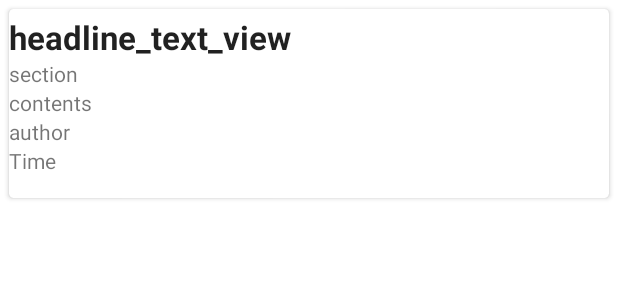
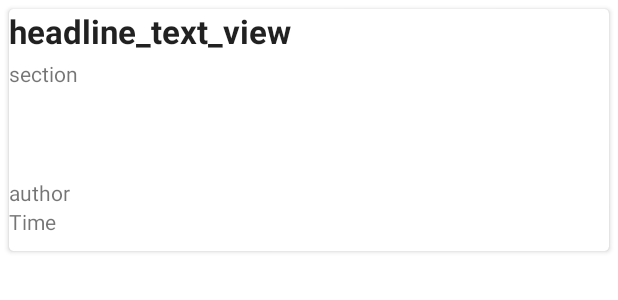
Before and after one commit to loxinchi/News_App, an Android app: the layout news_card.xml on its own in the app's theme, with its tools: preview values and no code run, on a phone screen of 412 x 824 dp. Shown: the top 300 px of the screen. Run offline under Robolectric (Android 15) with nearby library versions, the phone set to English and light mode, and no system bars.

Commit message:
delete new contents from layout, API auery and Viewholder, modify display image LoadImageFromWebOperations()

```diff
--- a/app/src/main/java/com/example/android/newsapp/Fragment/BusinessFragment.java
+++ b/app/src/main/java/com/example/android/newsapp/Fragment/BusinessFragment.java
@@ -99,13 +99,11 @@ public class BusinessFragment extends Fragment
         uriBuilder.appendQueryParameter("section", "business");
         uriBuilder.appendQueryParameter("format", "json");
         uriBuilder.appendQueryParameter("from-date", "2021-01-01");
-        uriBuilder.appendQueryParameter("show-fields", "headline,trailText,byline,firstPublicationDate,thumbnail");
+        uriBuilder.appendQueryParameter("show-fields", "headline, byline,firstPublicationDate,thumbnail");
         uriBuilder.appendQueryParameter("orderby", "relevance");
         uriBuilder.appendQueryParameter("api-key", "test");
-        Log.d(LOG_TAG, "~~~~~~~~~~~~~~~~~~~~~~~~uriBuilder~~~~~~~~~~~~~~~~~~" + uriBuilder.toString());
 
         // Return the completed uri
-        // `http://earthquake.usgs.gov/fdsnws/event/1/query?format=geojson&limit=10&minmag=minMagnitude&orderby=time
         return new NewsLoader(getActivity(), uriBuilder.toString());
     }
 
@@ -113,8 +111,6 @@ public class BusinessFragment extends Fragment
     public void onLoadFinished(@NonNull Loader<List<News>> loader, List<News> newsInfo) {
         // Clear the adapter of previous clear data
         mAdapter.clearAll();
-        // If there is a valid list of {@link Earthquake}s, then add them to the adapter's
-        // data set. This will trigger the ListView to update.
         if (newsInfo != null && !newsInfo.isEmpty()) {
             mAdapter.addAll(newsInfo);// Can be comment out when testing setEmptyView()
         }
--- a/app/src/main/java/com/example/android/newsapp/Fragment/SportFragment.java
+++ b/app/src/main/java/com/example/android/newsapp/Fragment/SportFragment.java
@@ -102,7 +102,6 @@ public class SportFragment extends Fragment
         uriBuilder.appendQueryParameter("show-fields", "headline,trailText,byline,firstPublicationDate,thumbnail");
         uriBuilder.appendQueryParameter("orderby", "relevance");
         uriBuilder.appendQueryParameter("api-key", "test");
-        Log.d(LOG_TAG, "~~~~~~~~~~~~~~~~~~~~~~~~uriBuilder~~~~~~~~~~~~~~~~~~" + uriBuilder.toString());
 
         // Return the completed uri
         // `http://earthquake.usgs.gov/fdsnws/event/1/query?format=geojson&limit=10&minmag=minMagnitude&orderby=time
--- a/app/src/main/java/com/example/android/newsapp/Fragment/TechnologyFragment.java
+++ b/app/src/main/java/com/example/android/newsapp/Fragment/TechnologyFragment.java
@@ -102,10 +102,8 @@ public class TechnologyFragment extends Fragment
         uriBuilder.appendQueryParameter("show-fields", "headline,trailText,byline,firstPublicationDate,thumbnail");
         uriBuilder.appendQueryParameter("orderby", "relevance");
         uriBuilder.appendQueryParameter("api-key", "test");
-        Log.d(LOG_TAG, "~~~~~~~~~~~~~~~~~~~~~~~~uriBuilder~~~~~~~~~~~~~~~~~~" + uriBuilder.toString());
 
         // Return the completed uri
-        // `http://earthquake.usgs.gov/fdsnws/event/1/query?format=geojson&limit=10&minmag=minMagnitude&orderby=time
         return new NewsLoader(getActivity(), uriBuilder.toString());
     }
 
--- a/app/src/main/java/com/example/android/newsapp/Fragment/WorldFragment.java
+++ b/app/src/main/java/com/example/android/newsapp/Fragment/WorldFragment.java
@@ -1,7 +1,6 @@
 package com.example.android.newsapp.Fragment;
 
 import android.content.Context;
-import android.content.Intent;
 import android.net.ConnectivityManager;
 import android.net.NetworkInfo;
 import android.net.Uri;
@@ -106,10 +105,8 @@ public class WorldFragment extends Fragment
         uriBuilder.appendQueryParameter("show-fields", "headline,trailText,byline,firstPublicationDate,thumbnail");
         uriBuilder.appendQueryParameter("orderby", "relevance");
         uriBuilder.appendQueryParameter("api-key", "test");
-        Log.d(LOG_TAG, "~~~~~~~~~~~~~~~~~~~~~~~~uriBuilder~~~~~~~~~~~~~~~~~~" + uriBuilder.toString());
 
         // Return the completed uri
-        // `http://earthquake.usgs.gov/fdsnws/event/1/query?format=geojson&limit=10&minmag=minMagnitude&orderby=time
         return new NewsLoader(getActivity(), uriBuilder.toString());
     }
 
--- a/app/src/main/java/com/example/android/newsapp/utils/QueryUtils.java
+++ b/app/src/main/java/com/example/android/newsapp/utils/QueryUtils.java
@@ -159,7 +159,7 @@ public final class QueryUtils {
                 String sectionName = currentNews.getString(Constants.JSON_KEY_SECTION_NAME);
                 JSONObject fields = currentNews.getJSONObject(Constants.JSON_KEY_FIELDS);
                 // Extract the value for the key called "trailText"
-                String trailText = fields.getString(Constants.JSON_KEY_TRAIL_TEXT);
+//                String trailText = fields.getString(Constants.JSON_KEY_TRAIL_TEXT);
                 // Extract the value for the key called "byline"
                 String author = fields.getString(Constants.JSON_KEY_BYLINE);
                 // Extract the value for the key called "firstPublicationDate"
@@ -168,7 +168,7 @@ public final class QueryUtils {
                 String thumbnail = fields.getString(Constants.JSON_KEY_THUMBNAIL);
 
                 // Create a new {@link Earthquake} object
-                News news = new News(webTitle, sectionName, trailText, author, firstPublicationDate, url, thumbnail);
+                News news = new News(webTitle, sectionName, author, firstPublicationDate, url, thumbnail);
                 // Add the new {@link Earthquake} to the list of earthquakes.
                 newsList.add(news);
                 Log.d(LOG_TAG, "@@@newsList: "+newsList);
--- a/app/src/main/res/layout/news_card.xml
+++ b/app/src/main/res/layout/news_card.xml
@@ -13,8 +13,22 @@
     android:foreground="?android:attr/selectableItemBackground"
     card_view:cardCornerRadius="@dimen/card_corner_radius">
 
+    <RelativeLayout
+        android:id="@+id/main_relative_layout"
+        android:layout_height="match_parent"
+        android:layout_width="match_parent">
+
+    <TextView
+        android:id="@+id/headline_text_view"
+        android:layout_width="match_parent"
+        android:layout_height="wrap_content"
+        android:textAppearance="?android:textAppearanceLarge"
+        android:textStyle="bold"
+        tools:text="headline_text_view" />
+
     <LinearLayout
-        android:layout_width="wrap_content"
+        android:layout_below="@+id/headline_text_view"
+        android:layout_width="match_parent"
         android:layout_height="wrap_content"
         android:layout_marginBottom="@dimen/card_margin"
         android:orientation="horizontal">
@@ -28,30 +42,12 @@
             android:layout_marginBottom="@dimen/card_section_margin" >
 
             <TextView
-                android:id="@+id/headline_text_view"
-                android:layout_width="match_parent"
-                android:layout_height="wrap_content"
-                android:textAppearance="?android:textAppearanceLarge"
-                android:textStyle="bold"
-                tools:text="headline_text_view" />
-
-            <TextView
                 android:id="@+id/section_text_view"
                 android:layout_width="wrap_content"
                 android:layout_height="wrap_content"
                 android:layout_alignParentStart="true"
                 android:layout_alignParentLeft="true"
-                android:layout_below="@+id/headline_text_view"
                 tools:text="section" />
-
-            <TextView
-                android:id="@+id/contents_text_view"
-                android:layout_width="wrap_content"
-                android:layout_height="wrap_content"
-                android:layout_alignParentStart="true"
-                android:layout_alignParentLeft="true"
-                android:layout_below="@+id/section_text_view"
-                tools:text="contents" />
 
             <TextView
                 android:id="@+id/author_text_view"
@@ -59,7 +55,7 @@
                 android:layout_height="wrap_content"
                 android:layout_alignParentStart="true"
                 android:layout_alignParentLeft="true"
-                android:layout_below="@+id/contents_text_view"
+                android:paddingTop="79dp"
                 tools:text="author" />
 
             <TextView
@@ -79,4 +75,5 @@
             android:contentDescription="@string/news_thumbnail"
             android:scaleType="centerCrop" />
     </LinearLayout>
+    </RelativeLayout>
 </androidx.cardview.widget.CardView>
```
Also changed, not shown: app/src/main/java/com/example/android/newsapp/News.java (+7 -7 lines), app/src/main/java/com/example/android/newsapp/adapter/NewsAdapter.java (+25 -13 lines).
